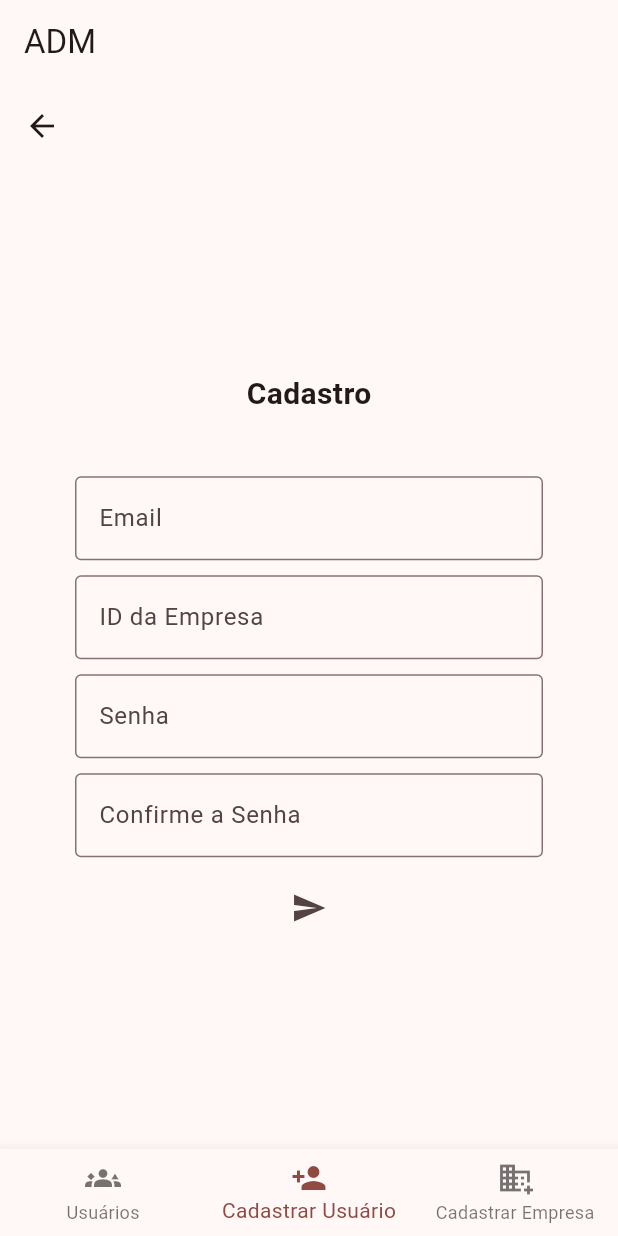
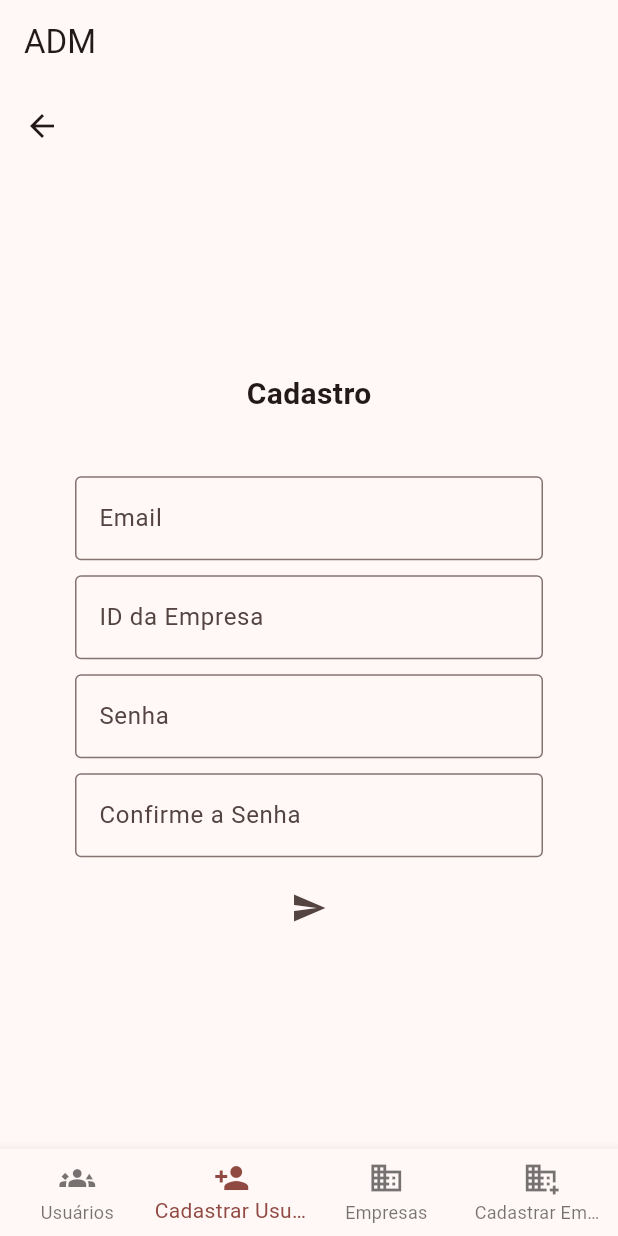
Before and after one commit to DevMonts/fidelity, a Flutter app: the AdmHomePage screen opened by its route, item 2 of the bottom bar chosen, on a phone screen of 412 x 824 dp. Run offline on Flutter 3.47's test engine with Material 3 defaults, Android fonts, the phone set to English and light mode, and no system bars; our stand-ins replace sqflite; missing offline and left inert: dart:ffi; accounts and stored records are empty.

Commit message:
fix: enterprise page

```diff
--- a/lib/app.dart
+++ b/lib/app.dart
@@ -28,7 +28,7 @@ class App extends StatelessWidget {
         theme: AppTheme.lightTheme,
         home: const LoginPage(),
         onGenerateRoute: AppRouter.OnGenerateRoute,
-        initialRoute: '/adm',
+        initialRoute: '/login',
       ),
     );
   }
--- a/lib/common/constants/app_strings.dart
+++ b/lib/common/constants/app_strings.dart
@@ -26,5 +26,6 @@ class AppStrings {
   //Botton Bar
   static const String users = 'Usuários';
   static const String registerUser = 'Cadastrar Usuário';
+  static const String enterprises = 'Empresas';
   static const String registerEnterprise = 'Cadastrar Empresa';
 }
--- a/lib/features/adm/adm_home/presentation/page/adm_home_page.dart
+++ b/lib/features/adm/adm_home/presentation/page/adm_home_page.dart
@@ -1,4 +1,5 @@
 import 'package:fidelity_app/common/constants/app_strings.dart';
+import 'package:fidelity_app/features/enterprises/presentation/pages/enterprises_page.dart';
 import 'package:fidelity_app/features/register/presentation/page/register_enterprise_page.dart';
 import 'package:fidelity_app/features/home/logic/provider/navigation_provider.dart';
 import 'package:fidelity_app/features/register/presentation/page/register_user_page.dart';
@@ -17,6 +18,7 @@ class _AdmHomePageState extends State<AdmHomePage> {
   final List<Widget> _pages = [
     UsersPage(),
     RegisterUserPage(),
+    EnterprisesPage(),
     RegisterEnterprisePage(),
   ];
   @override
@@ -40,12 +42,17 @@ class _AdmHomePageState extends State<AdmHomePage> {
             label: AppStrings.registerUser,
           ),
           BottomNavigationBarItem(
+            icon: Icon(Icons.domain),
+            label: AppStrings.enterprises,
+          ),
+          BottomNavigationBarItem(
             icon: Icon(Icons.domain_add),
             label: AppStrings.registerEnterprise,
           ),
         ],
         currentIndex: navigationProvider.currentPage,
         onTap: navigationProvider.changePage,
+        type: BottomNavigationBarType.fixed,
       ),
     );
   }
--- a/lib/features/enterprises/data/model/enterprise_model.dart
+++ b/lib/features/enterprises/data/model/enterprise_model.dart
@@ -1,14 +1,14 @@
 class EnterpriseModel {
-  int enterpriseId;
+  int? enterpriseId;
   String enterpriseName;
 
   EnterpriseModel({required this.enterpriseId, required this.enterpriseName});
 
-  Map<String, dynamic> toMap() {
+  Map<String, dynamic> objectToMap() {
     return {'enterpriseId': enterpriseId, 'enterpriseName': enterpriseName};
   }
 
-  factory EnterpriseModel.fromMap(Map<String, dynamic> map) {
+  factory EnterpriseModel.mapToObject(Map<String, dynamic> map) {
     return EnterpriseModel(
       enterpriseId: map['enterpriseId'],
       enterpriseName: map['enterpriseName'],
```
Also changed, not shown: lib/common/helpers/db_helper.dart (+9 -0 lines), lib/features/enterprises/presentation/pages/enterprises_page.dart (+39 -5 lines).
